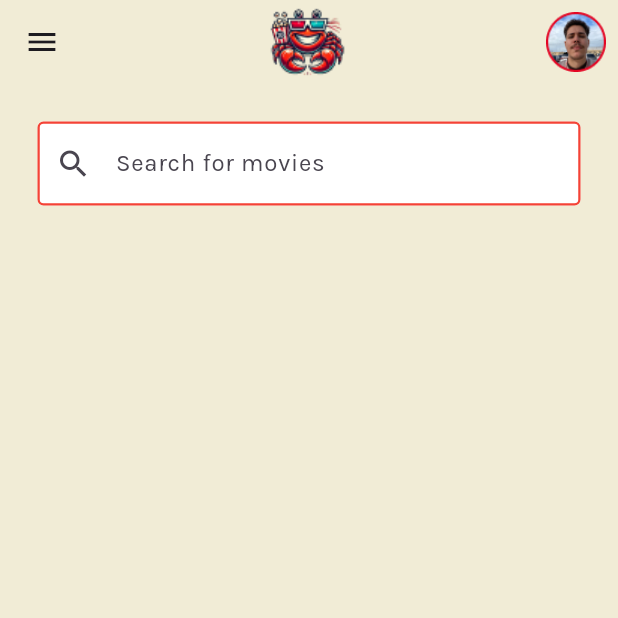
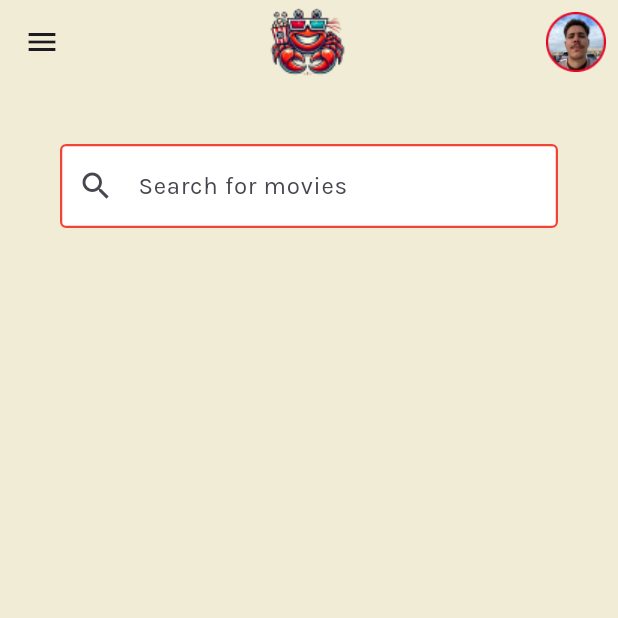
Before and after one commit to JhonB-DEVLP/mangueflix, a Flutter app: the AppBody screen opened directly, on a phone screen of 412 x 824 dp, the top half of it. Run offline on Flutter 3.47's test engine with Material 3 defaults, Android fonts, the light colour scheme and no system bars; our stand-ins replace google_fonts.

Commit message:
corrigindo erros

```diff
--- a/lib/appbody.dart
+++ b/lib/appbody.dart
@@ -48,19 +48,23 @@
       body: Center(
           child: Container(
               alignment: Alignment.topCenter,
-              padding: EdgeInsets.all(25),
-              child: const TextField(
+              padding: const EdgeInsets.all(40),
+              child: TextField(
+                obscureText: true,
                 decoration: InputDecoration(
+                    border: OutlineInputBorder(
+                      borderRadius: BorderRadius.circular(10.0),
+                    ),
                     filled: true,
-                    fillColor: Color(0xffffffff),
-                    prefixIcon: Icon(Icons.search),
-                    enabledBorder: OutlineInputBorder(
+                    fillColor: const Color(0xffffffff),
+                    prefixIcon: const Icon(Icons.search),
+                    enabledBorder: const OutlineInputBorder(
                         borderSide: BorderSide(
                       color: Colors.red,
                       width: 1.5,
                     )),
                     hintText: 'Search for movies',
-                    focusedBorder: OutlineInputBorder(
+                    focusedBorder: const OutlineInputBorder(
                       borderSide: BorderSide(
                         color: Colors.red,
                         width: 2.5,
--- a/lib/profile/profile.dart
+++ b/lib/profile/profile.dart
@@ -21,8 +21,9 @@
         )),
         leading: IconButton(
             onPressed: () {
-              Navigator.pop(context);
-              Navigator.pop(context);
+              Navigator.pop(
+                context,
+              );
             },
             icon: const Icon(Icons.arrow_back, color: Colors.red)),
       ),
```
Also changed, not shown: 4 other files.
